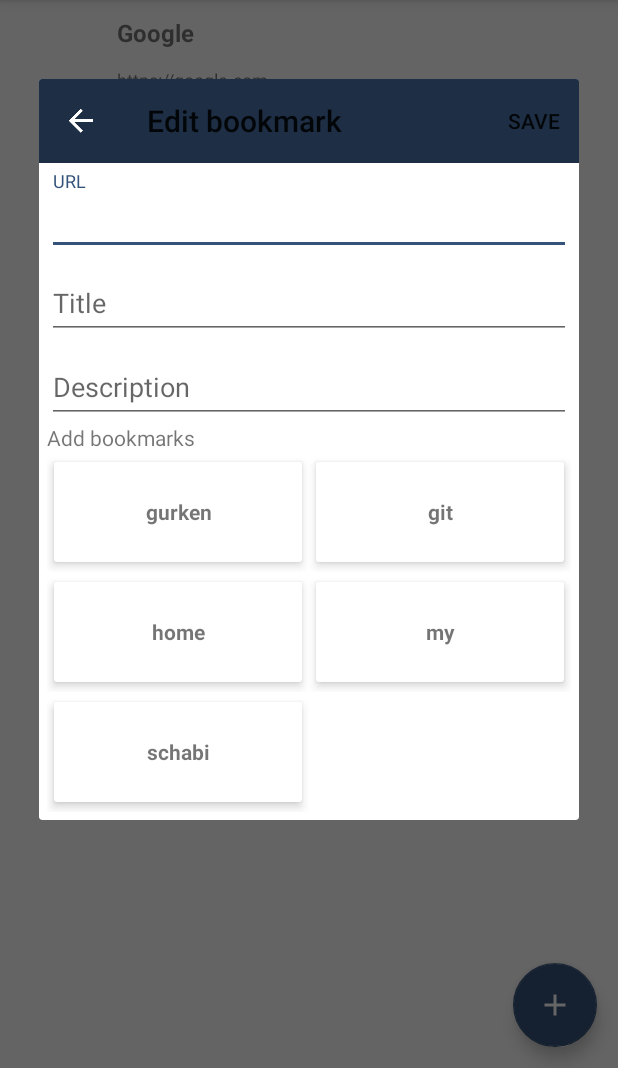
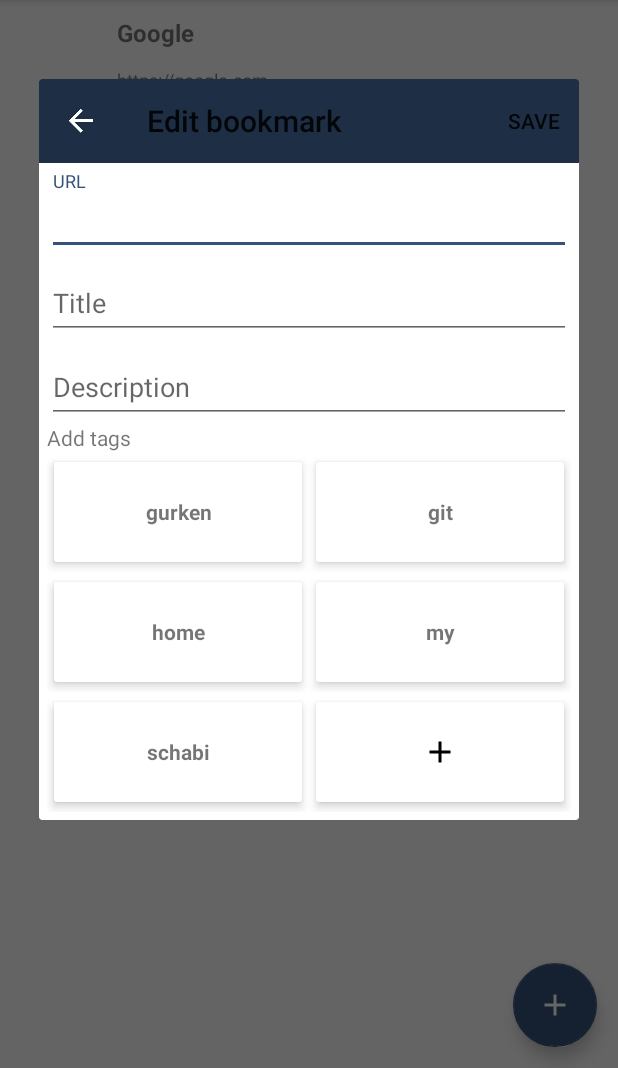
Before and after one commit to theScrabi/OCBookmarks, an Android app: the screen it shows after launch (MainActivity), after a tap on an icon or button, on a phone screen of 412 x 824 dp, the part 168-1236 px from its top. Run offline under Robolectric (Android 15) with nearby library versions, the phone set to English and light mode, and no system bars; 2 other taps on this screen came first.

Commit message:
add tag list fooder

```diff
--- a/app/src/main/java/org/schabi/ocbookmarks/EditBookmarkDialog.java
+++ b/app/src/main/java/org/schabi/ocbookmarks/EditBookmarkDialog.java
@@ -1,14 +1,10 @@
 package org.schabi.ocbookmarks;
 
 
-import android.graphics.Color;
 import android.support.v7.app.AlertDialog;
 import android.content.Context;
 import android.support.v7.widget.GridLayoutManager;
 import android.support.v7.widget.RecyclerView;
-import android.text.Spannable;
-import android.text.SpannableString;
-import android.text.style.ForegroundColorSpan;
 import android.view.LayoutInflater;
 import android.view.MenuItem;
 import android.view.View;
@@ -61,7 +57,7 @@ public class EditBookmarkDialog {
 
     private static void setupRecyclerView(View v, Activity context) {
         RecyclerView recyclerView = (RecyclerView) v.findViewById(R.id.tag_recycler_view);
-        TagsRecyclerViewAdapter adapter = new TagsRecyclerViewAdapter(context);
+        TagsRecyclerViewAdapter adapter = new TagsRecyclerViewAdapter(context, true);
         recyclerView.setAdapter(adapter);
         recyclerView.setLayoutManager(new GridLayoutManager(context, 2));
     }
--- a/app/src/main/java/org/schabi/ocbookmarks/TagsFragment.java
+++ b/app/src/main/java/org/schabi/ocbookmarks/TagsFragment.java
@@ -29,7 +29,7 @@ public class TagsFragment extends Fragment {
                              Bundle savedInstanceState) {
         View rootView = inflater.inflate(R.layout.fragment_tags, container, false);
         RecyclerView recyclerView = (RecyclerView) rootView.findViewById(R.id.tag_recycler_view);
-        TagsRecyclerViewAdapter adapter = new TagsRecyclerViewAdapter(getActivity());
+        TagsRecyclerViewAdapter adapter = new TagsRecyclerViewAdapter(getActivity(), false);
         recyclerView.setAdapter(adapter);
         recyclerView.setLayoutManager(new GridLayoutManager(getActivity(), 2));
 
--- a/app/src/main/java/org/schabi/ocbookmarks/TagsRecyclerViewAdapter.java
+++ b/app/src/main/java/org/schabi/ocbookmarks/TagsRecyclerViewAdapter.java
@@ -1,7 +1,6 @@
 package org.schabi.ocbookmarks;
 
 import android.app.AlertDialog;
-import android.content.Context;
 import android.content.DialogInterface;
 import android.support.v7.widget.CardView;
 import android.support.v7.widget.PopupMenu;
@@ -22,10 +21,11 @@ import java.util.ArrayList;
  * Created by the-scrabi on 25.05.17.
  */
 
-class TagsRecyclerViewAdapter extends RecyclerView.Adapter<TagsRecyclerViewAdapter.ViewHolder> {
+class TagsRecyclerViewAdapter extends RecyclerView.Adapter<RecyclerView.ViewHolder> {
     ArrayList<String> arrayList = new ArrayList<>();
     Activity context;
     LayoutInflater inflater;
+    boolean addTagMode = false;
 
     public interface OnTagTapedListener {
         void onTagTaped(String tag);
@@ -36,7 +36,8 @@ class TagsRecyclerViewAdapter extends RecyclerView.Adapter<TagsRecyclerViewAdapt
         onTagTapedListener = listener;
     }
 
-    public TagsRecyclerViewAdapter(Activity acitivty) {
+    public TagsRecyclerViewAdapter(Activity acitivty, boolean addTagMode) {
+        this.addTagMode = addTagMode;
         this.context = acitivty;
         inflater = LayoutInflater.from(context);
         arrayList.add("gurken");
@@ -47,28 +48,57 @@ class TagsRecyclerViewAdapter extends RecyclerView.Adapter<TagsRecyclerViewAdapt
     }
 
     @Override
-    public ViewHolder onCreateViewHolder(ViewGroup parent, int viewType) {
-        return new ViewHolder(inflater.inflate(R.layout.tag_list_item, parent, false));
+    public RecyclerView.ViewHolder onCreateViewHolder(ViewGroup parent, int viewType) {
+        switch (viewType) {
+            case 0:
+                return new TagHolder(inflater.inflate(R.layout.tag_list_item, parent, false));
+            case 1:
+                return new AddTagHolder(inflater.inflate(R.layout.add_tag_list_item, parent, false));
+            case 2:
+                return new FooderTagHolder(inflater.inflate(R.layout.fooder_tag_list_item, parent, false));
+            default:
+                return null;
+        }
     }
 
     @Override
-    public void onBindViewHolder(ViewHolder holder, int position) {
-        holder.setTagName(arrayList.get(position));
+    public void onBindViewHolder(RecyclerView.ViewHolder holder, int position) {
+        if(position < arrayList.size()) {
+            TagHolder tagHolder = (TagHolder) holder;
+            tagHolder.setTagName(arrayList.get(position));
+        }
+    }
+
+    @Override
+    public int getItemViewType(int position) {
+        if(position < arrayList.size()) {
+            return 0;
+        } else {
+            if(addTagMode) {
+                return 1;
+            } else {
+                return 2;
+            }
+        }
     }
 
     @Override
     public int getItemCount() {
-        return arrayList.size();
+        return arrayList.size() + 1;
     }
 
-    class ViewHolder extends RecyclerView.ViewHolder
+    public void addTag(String tagName) {
+        //todo: update list and upload
+    }
+
+    class TagHolder extends RecyclerView.ViewHolder
             implements View.OnClickListener, View.OnLongClickListener{
         private final TextView textView;
         private final PopupMenu popup;
         private final CardView cardView;
         private String tagName;
 
-        public ViewHolder(View view) {
+        public TagHolder(View view) {
             super(view);
 
             textView = (TextView) view.findViewById(R.id.tag_text);
@@ -118,8 +148,12 @@ class TagsRecyclerViewAdapter extends RecyclerView.Adapter<TagsRecyclerViewAdapt
 
         @Override
         public void onClick(View view) {
-            if(onTagTapedListener != null) {
-                onTagTapedListener.onTagTaped(tagName);
+            if(addTagMode) {
+                showEditDialog();
+            } else {
+                if (onTagTapedListener != null) {
+                    onTagTapedListener.onTagTaped(tagName);
+                }
             }
         }
 
@@ -150,4 +184,40 @@ class TagsRecyclerViewAdapter extends RecyclerView.Adapter<TagsRecyclerViewAdapt
                     }).show();
         }
     }
+
+    class AddTagHolder extends RecyclerView.ViewHolder
+            implements View.OnClickListener {
+
+        public AddTagHolder(View view) {
+            super(view);
+            CardView cardView = (CardView) view.findViewById(R.id.card_view);
+            cardView.setOnClickListener(this);
+        }
+
+        @Override
+        public void onClick(View view) {
+            final EditText editText = new EditText(context);
+            AlertDialog dialog = new AlertDialog.Builder(context)
+                    .setTitle(R.string.edit_tag)
+                    .setView(editText)
+                    .setPositiveButton(R.string.save, new DialogInterface.OnClickListener() {
+                        @Override
+                        public void onClick(DialogInterface dialog, int which) {
+                            addTag(editText.getText().toString());
+                        }
+                    })
+                    .setNegativeButton(R.string.cancel, new DialogInterface.OnClickListener() {
+                        @Override
+                        public void onClick(DialogInterface dialog, int which) {
+                            dialog.dismiss();
+                        }
+                    }).show();
+        }
+    }
+
+    class FooderTagHolder extends RecyclerView.ViewHolder {
+        public FooderTagHolder(View view) {
+            super(view);
+        }
+    }
 }
--- /dev/null
+++ b/app/src/main/res/layout/add_tag_list_item.xml
@@ -0,0 +1,34 @@
+<?xml version="1.0" encoding="utf-8"?>
+<LinearLayout xmlns:android="http://schemas.android.com/apk/res/android"
+    xmlns:card_view="http://schemas.android.com/apk/res-auto"
+    android:orientation="vertical"
+    android:layout_width="match_parent"
+    android:layout_height="80dp"
+    android:id="@+id/add_tag_list_item_layout">
+
+    <android.support.v7.widget.CardView
+        android:id="@+id/card_view"
+        android:layout_gravity="center"
+        android:layout_width="match_parent"
+        android:layout_height="match_parent"
+        card_view:cardBackgroundColor="@android:color/white"
+        card_view:cardElevation="4dp"
+        card_view:cardUseCompatPadding="true"
+        android:clickable="true"
+        android:foreground="?attr/selectableItemBackground">
+
+        <RelativeLayout
+            android:layout_width="match_parent"
+            android:layout_height="match_parent">
+
+            <ImageView
+                android:layout_width="match_parent"
+                android:layout_height="match_parent"
+                android:scaleType="centerInside"
+                card_view:srcCompat="@drawable/ic_add_black_24dp" />
+
+        </RelativeLayout>
+
+    </android.support.v7.widget.CardView>
+
+</LinearLayout>
--- a/app/src/main/res/layout/edit_bookmark_dialog.xml
+++ b/app/src/main/res/layout/edit_bookmark_dialog.xml
@@ -65,10 +65,10 @@
         </android.support.design.widget.TextInputLayout>
 
         <TextView
-            android:id="@+id/bookmakrs_text_view"
+            android:id="@+id/add_tags_text_view"
             android:layout_width="match_parent"
             android:layout_height="wrap_content"
-            android:text="@string/add_bookmarks" />
+            android:text="@string/add_tags" />
 
         <android.support.v7.widget.RecyclerView
             android:id="@+id/tag_recycler_view"
--- /dev/null
+++ b/app/src/main/res/layout/fooder_tag_list_item.xml
@@ -0,0 +1,8 @@
+<?xml version="1.0" encoding="utf-8"?>
+<LinearLayout xmlns:android="http://schemas.android.com/apk/res/android"
+    android:orientation="vertical"
+    android:layout_width="match_parent"
+    android:layout_height="80dp"
+    android:id="@+id/fooder_tag_list_item_layout">
+
+</LinearLayout>
--- a/app/src/main/res/values/strings.xml
+++ b/app/src/main/res/values/strings.xml
@@ -18,5 +18,5 @@
     <string name="bookmark_description_hint">Description</string>
     <string name="edit_tag">Edit tag</string>
     <string name="cancel">Cancel</string>
-    <string name="add_bookmarks">Add bookmarks</string>
+    <string name="add_tags">Add tags</string>
 </resources>
```
Also changed, not shown: app/src/main/res/drawable-hdpi/ic_add_black_24dp.png (added), app/src/main/res/drawable-mdpi/ic_add_black_24dp.png (added), app/src/main/res/drawable-xhdpi/ic_add_black_24dp.png (added), app/src/main/res/drawable-xxhdpi/ic_add_black_24dp.png (added), app/src/main/res/drawable-xxxhdpi/ic_add_black_24dp.png (added).
